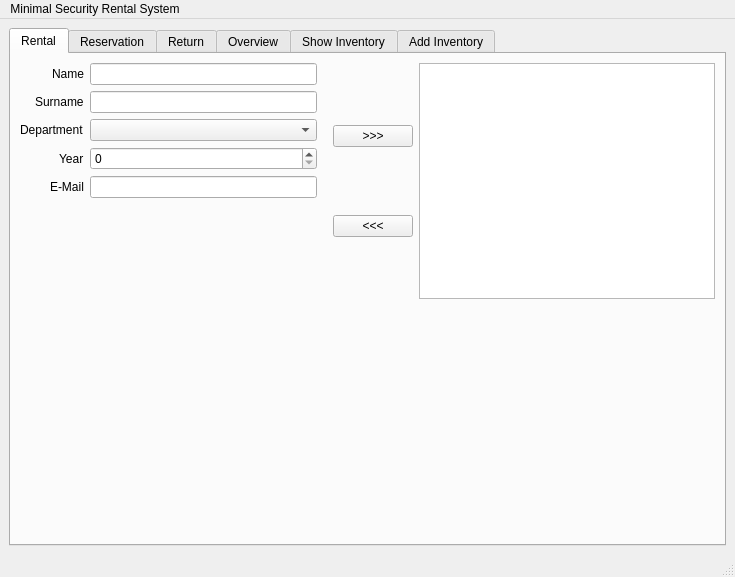
Old version of the form Minimum Security Rental System/mainwindow.ui in the repository clockdiv/Minimum-Security-Rental-System.
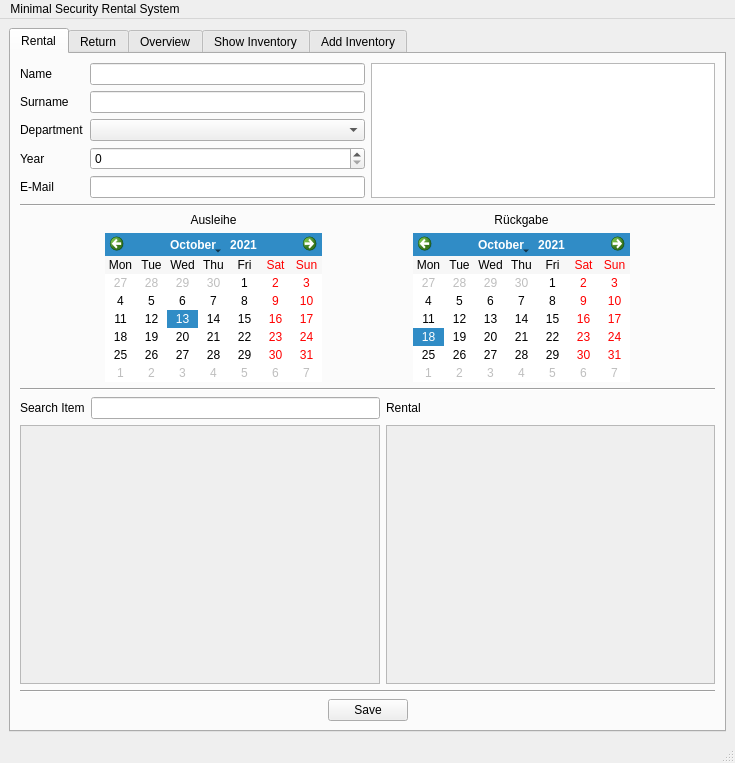
New version of the form. Custom widgets are drawn as their Qt base class.

Commit message: Username autocomplition, Gui

```diff
--- a/Minimum Security Rental System/mainwindow.ui
+++ b/Minimum Security Rental System/mainwindow.ui
@@ -7,7 +7,7 @@
     <x>0</x>
     <y>0</y>
     <width>735</width>
-    <height>577</height>
+    <height>763</height>
    </rect>
   </property>
   <property name="windowTitle">
@@ -56,12 +56,6 @@
           </property>
           <item>
            <layout class="QFormLayout" name="formLayout_user">
-            <property name="labelAlignment">
-             <set>Qt::AlignRight|Qt::AlignTrailing|Qt::AlignVCenter</set>
-            </property>
-            <property name="topMargin">
-             <number>0</number>
-            </property>
             <item row="0" column="0">
              <widget class="QLabel" name="label_userName">
               <property name="text">
@@ -114,29 +108,14 @@
             </item>
            </layout>
           </item>
-          <item>
-           <layout class="QVBoxLayout" name="verticalLayout_9">
-            <property name="leftMargin">
-             <number>10</number>
-            </property>
-            <item>
-             <widget class="QPushButton" name="pushButton_addUser">
-              <property name="text">
-               <string>&gt;&gt;&gt;</string>
-              </property>
-             </widget>
-            </item>
-            <item>
-             <widget class="QPushButton" name="pushButton_selectUser">
-              <property name="text">
-               <string>&lt;&lt;&lt;</string>
-              </property>
-             </widget>
-            </item>
-           </layout>
-          </item>
           <item>
            <widget class="QListView" name="listView_users">
+            <property name="sizePolicy">
+             <sizepolicy hsizetype="Expanding" vsizetype="Ignored">
+              <horstretch>0</horstretch>
+              <verstretch>0</verstretch>
+             </sizepolicy>
+            </property>
             <property name="editTriggers">
              <set>QAbstractItemView::NoEditTriggers</set>
             </property>
@@ -145,32 +124,240 @@
          </layout>
         </item>
         <item>
-         <spacer name="verticalSpacer_2">
+         <widget class="Line" name="line_2">
           <property name="orientation">
-           <enum>Qt::Vertical</enum>
+           <enum>Qt::Horizontal</enum>
           </property>
-          <property name="sizeHint" stdset="0">
-           <size>
-            <width>20</width>
-            <height>40</height>
-           </size>
+         </widget>
+        </item>
+        <item>
+         <layout class="QGridLayout" name="gridLayout_2">
+          <item row="0" column="1">
+           <widget class="QLabel" name="label_7">
+            <property name="text">
+             <string>Ausleihe</string>
+            </property>
+            <property name="alignment">
+             <set>Qt::AlignCenter</set>
+            </property>
+           </widget>
+          </item>
+          <item row="1" column="4">
+           <widget class="QCalendarWidget" name="calendarWidget_RentalEnd">
+            <property name="sizePolicy">
+             <sizepolicy hsizetype="Preferred" vsizetype="Fixed">
+              <horstretch>0</horstretch>
+              <verstretch>0</verstretch>
+             </sizepolicy>
+            </property>
+            <property name="selectedDate">
+             <date>
+              <year>2021</year>
+              <month>10</month>
+              <day>18</day>
+             </date>
+            </property>
+            <property name="verticalHeaderFormat">
+             <enum>QCalendarWidget::NoVerticalHeader</enum>
+            </property>
+           </widget>
+          </item>
+          <item row="1" column="1">
+           <widget class="QCalendarWidget" name="calendarWidget_RentalStart">
+            <property name="sizePolicy">
+             <sizepolicy hsizetype="Preferred" vsizetype="Fixed">
+              <horstretch>0</horstretch>
+              <verstretch>0</verstretch>
+             </sizepolicy>
+            </property>
+            <property name="selectedDate">
+             <date>
+              <year>2021</year>
+              <month>10</month>
+              <day>13</day>
+             </date>
+            </property>
+            <property name="gridVisible">
+             <bool>false</bool>
+            </property>
+            <property name="horizontalHeaderFormat">
+             <enum>QCalendarWidget::ShortDayNames</enum>
+            </property>
+            <property name="verticalHeaderFormat">
+             <enum>QCalendarWidget::NoVerticalHeader</enum>
+            </property>
+           </widget>
+          </item>
+          <item row="1" column="2">
+           <spacer name="horizontalSpacer_4">
+            <property name="orientation">
+             <enum>Qt::Horizontal</enum>
+            </property>
+            <property name="sizeHint" stdset="0">
+             <size>
+              <width>40</width>
+              <height>20</height>
+             </size>
+            </property>
+           </spacer>
+          </item>
+          <item row="0" column="4">
+           <widget class="QLabel" name="label_8">
+            <property name="text">
+             <string>Rückgabe</string>
+            </property>
+            <property name="alignment">
+             <set>Qt::AlignCenter</set>
+            </property>
+           </widget>
+          </item>
+          <item row="1" column="5">
+           <spacer name="horizontalSpacer_6">
+            <property name="orientation">
+             <enum>Qt::Horizontal</enum>
+            </property>
+            <property name="sizeHint" stdset="0">
+             <size>
+              <width>40</width>
+              <height>20</height>
+             </size>
+            </property>
+           </spacer>
+          </item>
+          <item row="1" column="0">
+           <spacer name="horizontalSpacer_5">
+            <property name="orientation">
+             <enum>Qt::Horizontal</enum>
+            </property>
+            <property name="sizeHint" stdset="0">
+             <size>
+              <width>40</width>
+              <height>20</height>
+             </size>
+            </property>
+           </spacer>
+          </item>
+         </layout>
+        </item>
+        <item>
+         <widget class="Line" name="line_3">
+          <property name="orientation">
+           <enum>Qt::Horizontal</enum>
           </property>
-         </spacer>
+         </widget>
         </item>
-       </layout>
-      </widget>
-      <widget class="QWidget" name="tab_reservation">
-       <attribute name="title">
-        <string>Reservation</string>
-       </attribute>
-       <layout class="QVBoxLayout" name="verticalLayout_7">
         <item>
-         <widget class="QPushButton" name="pushButton_2">
-          <property name="text">
-           <string>PushButton</string>
+         <layout class="QGridLayout" name="gridLayout_3">
+          <item row="0" column="2">
+           <widget class="QLabel" name="label_10">
+            <property name="text">
+             <string>Rental</string>
+            </property>
+           </widget>
+          </item>
+          <item row="0" column="0">
+           <widget class="QLabel" name="label_9">
+            <property name="text">
+             <string>Search Item</string>
+            </property>
+           </widget>
+          </item>
+          <item row="1" column="0" colspan="2">
+           <widget class="QScrollArea" name="scrollArea">
+            <property name="widgetResizable">
+             <bool>true</bool>
+            </property>
+            <widget class="QWidget" name="scrollAreaWidgetContents_2">
+             <property name="geometry">
+              <rect>
+               <x>0</x>
+               <y>0</y>
+               <width>350</width>
+               <height>144</height>
+              </rect>
+             </property>
+            </widget>
+           </widget>
+          </item>
+          <item row="0" column="1">
+           <widget class="QLineEdit" name="lineEdit"/>
+          </item>
+          <item row="0" column="3">
+           <spacer name="horizontalSpacer_7">
+            <property name="orientation">
+             <enum>Qt::Horizontal</enum>
+            </property>
+            <property name="sizeHint" stdset="0">
+             <size>
+              <width>40</width>
+              <height>20</height>
+             </size>
+            </property>
+           </spacer>
+          </item>
+          <item row="1" column="2" colspan="2">
+           <widget class="QScrollArea" name="scrollArea_2">
+            <property name="widgetResizable">
+             <bool>true</bool>
+            </property>
+            <widget class="QWidget" name="scrollAreaWidgetContents_3">
+             <property name="geometry">
+              <rect>
+               <x>0</x>
+               <y>0</y>
+               <width>315</width>
+               <height>144</height>
+              </rect>
+             </property>
+            </widget>
+           </widget>
+          </item>
+         </layout>
+        </item>
+        <item>
+         <widget class="Line" name="line_4">
+          <property name="orientation">
+           <enum>Qt::Horizontal</enum>
           </property>
          </widget>
         </item>
+        <item>
+         <layout class="QHBoxLayout" name="horizontalLayout_2">
+          <item>
+           <spacer name="horizontalSpacer_9">
+            <property name="orientation">
+             <enum>Qt::Horizontal</enum>
+            </property>
+            <property name="sizeHint" stdset="0">
+             <size>
+              <width>40</width>
+              <height>20</height>
+             </size>
+            </property>
+           </spacer>
+          </item>
+          <item>
+           <widget class="QPushButton" name="pushButton">
+            <property name="text">
+             <string>Save</string>
+            </property>
+           </widget>
+          </item>
+          <item>
+           <spacer name="horizontalSpacer_8">
+            <property name="orientation">
+             <enum>Qt::Horizontal</enum>
+            </property>
+            <property name="sizeHint" stdset="0">
+             <size>
+              <width>40</width>
+              <height>20</height>
+             </size>
+            </property>
+           </spacer>
+          </item>
+         </layout>
+        </item>
        </layout>
       </widget>
       <widget class="QWidget" name="tab_return">
```
Left out of the diff: 5 changed lines with no effect on the pictures. The commit also changes 2 other files.
